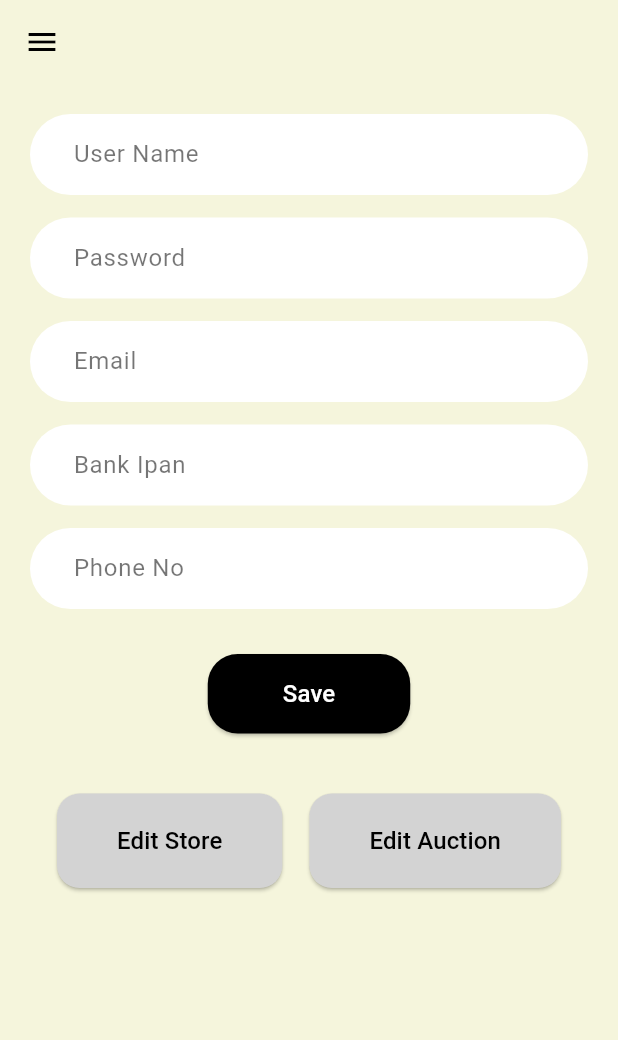
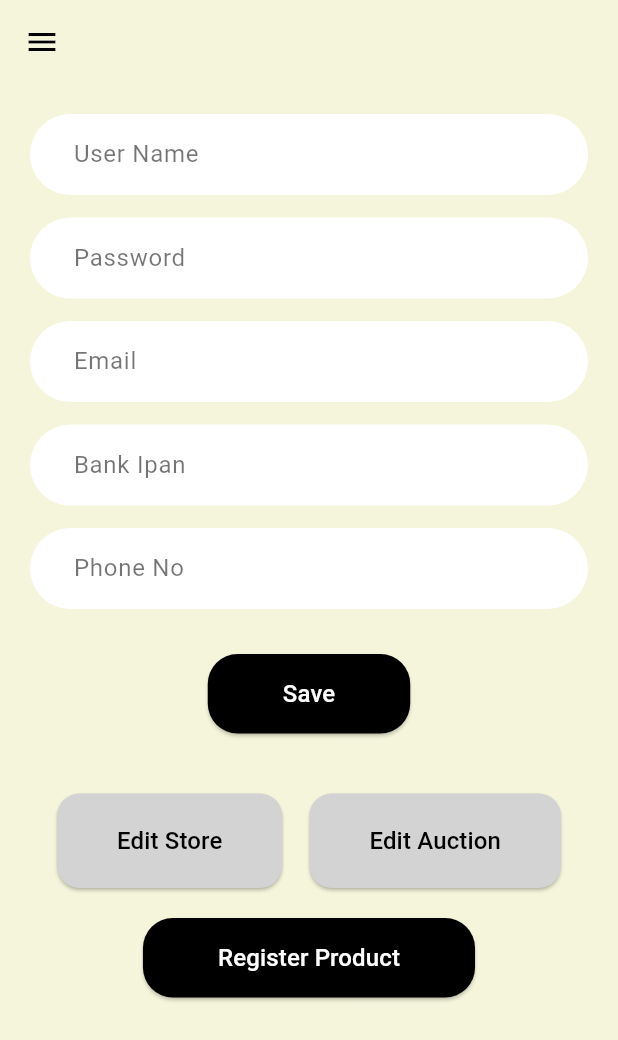
Before and after one commit to TIKKRI-INTERNATIONAL/luwa-app, a Flutter app: the StoreRegistrationScreen screen opened by its route, on a phone screen of 412 x 824 dp. Shown: the top 1040 px of the screen. Run offline on Flutter 3.47's test engine with Material 3 defaults, Android fonts, the light colour scheme and no system bars; our stand-ins replace go_router, google_fonts.

Commit message:
first commit

```diff
--- a/lib/main.dart
+++ b/lib/main.dart
@@ -6,6 +6,7 @@ import 'package:myapp/dashboard_screen.dart';
 import 'package:myapp/login_screen.dart';
 import 'package:myapp/otp_screen.dart';
 import 'package:myapp/post_view_screen.dart';
+import 'package:myapp/product_registration_screen.dart';
 import 'package:myapp/product_screen.dart';
 import 'package:myapp/profile_screen.dart';
 import 'package:myapp/register_screen.dart';
@@ -106,6 +107,12 @@ final GoRouter _router = GoRouter(
         return const StoreRegistrationScreen();
       },
     ),
+    GoRoute(
+      path: '/product-registration',
+      builder: (BuildContext context, GoRouterState state) {
+        return const ProductRegistrationScreen();
+      },
+    ),
   ],
 );
 
--- a/lib/store_registration_screen.dart
+++ b/lib/store_registration_screen.dart
@@ -1,5 +1,6 @@
 
 import 'package:flutter/material.dart';
+import 'package:myapp/product_registration_screen.dart';
 
 class StoreRegistrationScreen extends StatelessWidget {
   const StoreRegistrationScreen({super.key});
@@ -55,6 +56,26 @@ class StoreRegistrationScreen extends StatelessWidget {
                 ],
               ),
               const SizedBox(height: 20),
+              ElevatedButton(
+                onPressed: () {
+                  Navigator.push(
+                    context,
+                    MaterialPageRoute(
+                        builder: (context) => const ProductRegistrationScreen()),
+                  );
+                },
+                style: ElevatedButton.styleFrom(
+                  backgroundColor: Colors.black,
+                  shape: RoundedRectangleBorder(
+                    borderRadius: BorderRadius.circular(20),
+                  ),
+                  padding: const EdgeInsets.symmetric(horizontal: 50, vertical: 15),
+                ),
+                child: const Text(
+                  'Register Product',
+                  style: TextStyle(color: Colors.white, fontSize: 16),
+                ),
+              ),
             ],
           ),
         ),
```
Also changed, not shown: lib/product_registration_screen.dart (added, +76 -0 lines).
